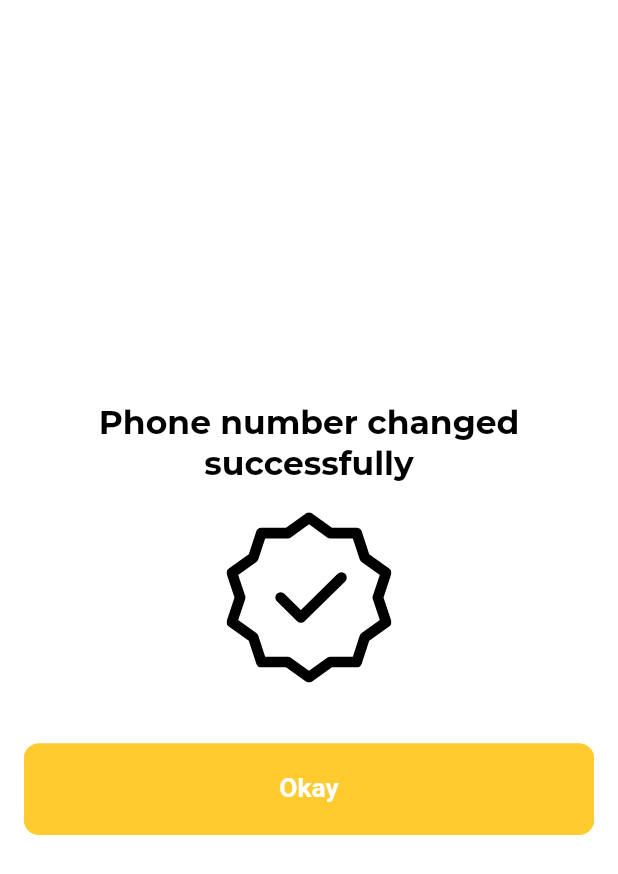
After one commit to Cabu-Cabu/Cabu-Cabu-user-mobile, a Flutter app: the PhoneNumberChangedSuccessScreen screen opened directly, on a phone screen of 412 x 824 dp. The commit adds this screen. Shown: the top 874 px of the screen. Run offline on Flutter 3.47's test engine with Material 3 defaults, Android fonts, the phone set to English and light mode, and no system bars; our stand-ins replace flutter_screenutil, flutter_svg, logger, shared_preferences, sliding_up_panel; accounts and stored records are empty; project files that could hold a hidden picture were left out.

Commit message:
Refactor texts.dart and add PhoneNumberChangedSuccessScreen component

```diff
--- a/lib/src/core/utils/constants/texts.dart
+++ b/lib/src/core/utils/constants/texts.dart
@@ -110,5 +110,8 @@ class AppTexts {
   static const String testCountryCode = '+234';
   static const String testPhoneNumber = '812 3456 789';
   static const String sendCode = 'Send\nCode';
+  static const String okay = 'Okay';
   static const String reEnterPhoneNumber = 'Re-enter phone number';
+  static const String phoneNumberChangedSuccess =
+      'Phone number changed successfully';
 }
--- /dev/null
+++ b/lib/src/features/personalization/presentation/screens/phone_number_changed_success_screen.dart
@@ -0,0 +1,47 @@
+import 'package:cabu_cabu_user_mobile/src/core/utils/constants/extentions.dart';
+import 'package:cabu_cabu_user_mobile/src/core/utils/constants/icon_strings.dart';
+import 'package:cabu_cabu_user_mobile/src/core/utils/constants/sizes.dart';
+import 'package:cabu_cabu_user_mobile/src/core/utils/constants/texts.dart';
+import 'package:flutter/material.dart';
+import 'package:flutter_screenutil/flutter_screenutil.dart';
+import 'package:flutter_svg/svg.dart';
+
+class PhoneNumberChangedSuccessScreen extends StatelessWidget {
+  const PhoneNumberChangedSuccessScreen({super.key});
+
+  @override
+  Widget build(BuildContext context) {
+    return Scaffold(
+      body: Center(
+        child: Padding(
+          padding: const EdgeInsets.all(AppSizes.defaultPadding),
+          child: Column(
+            mainAxisAlignment: MainAxisAlignment.center,
+            children: [
+              Text(
+                AppTexts.phoneNumberChangedSuccess,
+                textAlign: TextAlign.center,
+                style: context.textTheme.headlineLarge?.copyWith(
+                  fontSize: 20.sp,
+                ),
+              ),
+              20.verticalSpace,
+              SvgPicture.asset(
+                AppIcons.success,
+                width: 100.w,
+              ),
+              40.verticalSpace,
+              SizedBox(
+                width: double.infinity,
+                child: ElevatedButton(
+                  onPressed: () {},
+                  child: Text(AppTexts.okay),
+                ),
+              ),
+            ],
+          ),
+        ),
+      ),
+    );
+  }
+}
```
